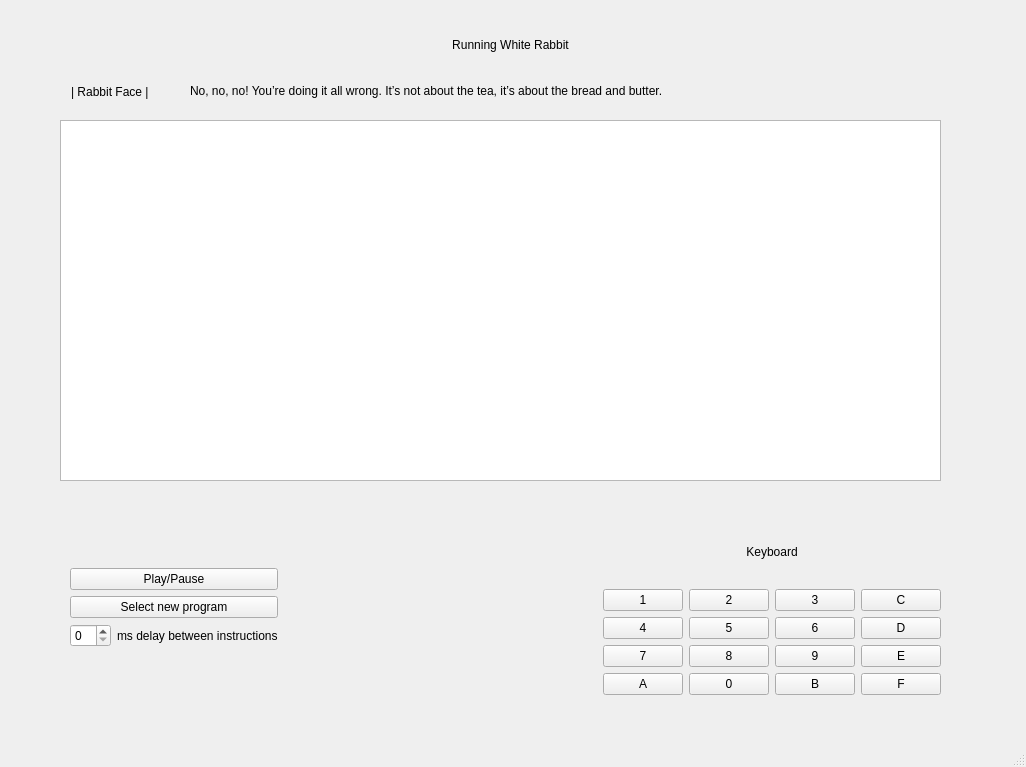
Robin-Reynard/WhiteRabbit_CHIP-8-Emulator, file WhiteRabbit/src/mainwindow.ui: the form before one commit.
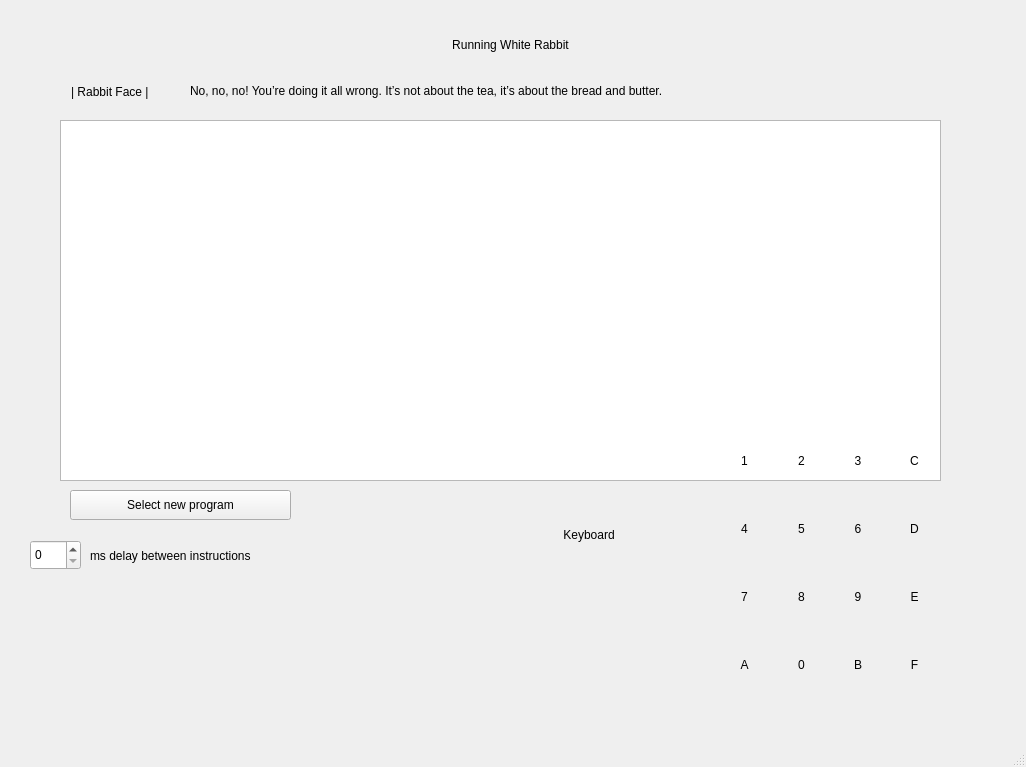
The form after the commit.

Commit message: Replace buttons with labels

```diff
--- a/WhiteRabbit/src/mainwindow.ui
+++ b/WhiteRabbit/src/mainwindow.ui
@@ -62,281 +62,248 @@
      <set>Qt::AlignCenter</set>
     </property>
    </widget>
-   <widget class="QWidget" name="layoutWidget">
+   <widget class="QLabel" name="rabbit_text_label">
     <property name="geometry">
      <rect>
-      <x>70</x>
-      <y>520</y>
-      <width>871</width>
-      <height>175</height>
+      <x>190</x>
+      <y>80</y>
+      <width>733</width>
+      <height>21</height>
      </rect>
     </property>
-    <layout class="QHBoxLayout" name="horizontalLayout_2">
-     <item>
-      <layout class="QVBoxLayout" name="verticalLayout">
-       <item>
-        <spacer name="verticalSpacer_2">
-         <property name="orientation">
-          <enum>Qt::Vertical</enum>
-         </property>
-         <property name="sizeHint" stdset="0">
-          <size>
-           <width>20</width>
-           <height>40</height>
-          </size>
-         </property>
-        </spacer>
-       </item>
-       <item>
-        <widget class="QPushButton" name="play_pause_button">
          <property name="text">
-          <string>Play/Pause</string>
-         </property>
-        </widget>
-       </item>
-       <item>
-        <widget class="QPushButton" name="select_new_program_button">
-         <property name="text">
-          <string>Select new program</string>
-         </property>
-         <property name="autoDefault">
-          <bool>false</bool>
-         </property>
-        </widget>
-       </item>
-       <item>
-        <layout class="QHBoxLayout" name="horizontalLayout_3">
-         <item>
-          <widget class="QSpinBox" name="delay_spin"/>
-         </item>
-         <item>
-          <widget class="QLabel" name="delay_label">
-           <property name="text">
-            <string>ms delay between instructions</string>
-           </property>
-          </widget>
-         </item>
-        </layout>
-       </item>
-       <item>
-        <spacer name="verticalSpacer">
-         <property name="orientation">
-          <enum>Qt::Vertical</enum>
-         </property>
-         <property name="sizeHint" stdset="0">
-          <size>
-           <width>20</width>
-           <height>40</height>
-          </size>
-         </property>
-        </spacer>
-       </item>
-      </layout>
-     </item>
-     <item>
-      <spacer name="horizontalSpacer">
-       <property name="orientation">
-        <enum>Qt::Horizontal</enum>
-       </property>
-       <property name="sizeHint" stdset="0">
-        <size>
-         <width>40</width>
-         <height>20</height>
-        </size>
-       </property>
-      </spacer>
-     </item>
-     <item>
+     <string>No, no, no! You’re doing it all wrong. It’s not about the tea, it’s about the bread and butter.</string>
+    </property>
+   </widget>
+   <widget class="QWidget" name="">
+    <property name="geometry">
+     <rect>
+      <x>719</x>
+      <y>430</y>
+      <width>221</width>
+      <height>266</height>
+     </rect>
+    </property>
       <layout class="QVBoxLayout" name="verticalLayout_2">
-       <item>
-        <widget class="QLabel" name="label_6">
-         <property name="text">
-          <string>Keyboard</string>
-         </property>
-         <property name="alignment">
-          <set>Qt::AlignCenter</set>
-         </property>
-        </widget>
-       </item>
        <item>
         <layout class="QGridLayout" name="keyboard_grid">
-         <item row="3" column="3">
-          <widget class="QPushButton" name="key_F">
+       <item row="2" column="0">
+        <widget class="QLabel" name="key_7">
            <property name="text">
-            <string>F</string>
-           </property>
-           <property name="checkable">
-            <bool>false</bool>
+          <string>7</string>
+         </property>
+         <property name="alignment">
+          <set>Qt::AlignCenter</set>
            </property>
           </widget>
          </item>
-         <item row="0" column="1">
-          <widget class="QPushButton" name="key_2">
+       <item row="3" column="2">
+        <widget class="QLabel" name="key_B">
            <property name="text">
-            <string>2</string>
-           </property>
-           <property name="checkable">
-            <bool>false</bool>
-           </property>
-          </widget>
-         </item>
-         <item row="2" column="2">
-          <widget class="QPushButton" name="key_9">
-           <property name="text">
-            <string>9</string>
-           </property>
-           <property name="checkable">
-            <bool>false</bool>
+          <string>B</string>
+         </property>
+         <property name="alignment">
+          <set>Qt::AlignCenter</set>
            </property>
           </widget>
          </item>
          <item row="0" column="2">
-          <widget class="QPushButton" name="key_3">
+        <widget class="QLabel" name="key_3">
            <property name="text">
             <string>3</string>
            </property>
-           <property name="checkable">
-            <bool>false</bool>
+         <property name="alignment">
+          <set>Qt::AlignCenter</set>
            </property>
           </widget>
          </item>
          <item row="1" column="1">
-          <widget class="QPushButton" name="key_5">
+        <widget class="QLabel" name="key_5">
            <property name="text">
             <string>5</string>
            </property>
-           <property name="checkable">
-            <bool>false</bool>
+         <property name="alignment">
+          <set>Qt::AlignCenter</set>
            </property>
           </widget>
          </item>
-         <item row="1" column="3">
-          <widget class="QPushButton" name="key_D">
+       <item row="1" column="2">
+        <widget class="QLabel" name="key_6">
            <property name="text">
-            <string>D</string>
-           </property>
-           <property name="checkable">
-            <bool>false</bool>
+          <string>6</string>
+         </property>
+         <property name="alignment">
+          <set>Qt::AlignCenter</set>
            </property>
           </widget>
          </item>
          <item row="3" column="0">
-          <widget class="QPushButton" name="key_A">
+        <widget class="QLabel" name="key_A">
            <property name="text">
             <string>A</string>
            </property>
-           <property name="checkable">
-            <bool>false</bool>
+         <property name="alignment">
+          <set>Qt::AlignCenter</set>
            </property>
           </widget>
          </item>
-         <item row="3" column="1">
-          <widget class="QPushButton" name="key_0">
+       <item row="0" column="0">
+        <widget class="QLabel" name="key_1">
            <property name="text">
-            <string>0</string>
-           </property>
-           <property name="checkable">
-            <bool>false</bool>
+          <string>1</string>
+         </property>
+         <property name="alignment">
+          <set>Qt::AlignCenter</set>
            </property>
           </widget>
          </item>
-         <item row="3" column="2">
-          <widget class="QPushButton" name="key_B">
+       <item row="2" column="2">
+        <widget class="QLabel" name="key_9">
            <property name="text">
-            <string>B</string>
-           </property>
-           <property name="checkable">
-            <bool>false</bool>
+          <string>9</string>
+         </property>
+         <property name="alignment">
+          <set>Qt::AlignCenter</set>
+         </property>
+        </widget>
+       </item>
+       <item row="1" column="0">
+        <widget class="QLabel" name="key_4">
+         <property name="text">
+          <string>4</string>
+         </property>
+         <property name="alignment">
+          <set>Qt::AlignCenter</set>
+         </property>
+        </widget>
+       </item>
+       <item row="1" column="3">
+        <widget class="QLabel" name="key_D">
+         <property name="text">
+          <string>D</string>
+         </property>
+         <property name="alignment">
+          <set>Qt::AlignCenter</set>
            </property>
           </widget>
          </item>
          <item row="2" column="1">
-          <widget class="QPushButton" name="key_8">
+        <widget class="QLabel" name="key_8">
            <property name="text">
             <string>8</string>
            </property>
-           <property name="checkable">
-            <bool>false</bool>
+         <property name="alignment">
+          <set>Qt::AlignCenter</set>
            </property>
           </widget>
          </item>
-         <item row="2" column="3">
-          <widget class="QPushButton" name="key_E">
+       <item row="3" column="1">
+        <widget class="QLabel" name="key_0">
            <property name="text">
-            <string>E</string>
-           </property>
-           <property name="checkable">
-            <bool>false</bool>
+          <string>0</string>
+         </property>
+         <property name="alignment">
+          <set>Qt::AlignCenter</set>
            </property>
           </widget>
          </item>
          <item row="0" column="3">
-          <widget class="QPushButton" name="key_C">
+        <widget class="QLabel" name="key_C">
            <property name="text">
             <string>C</string>
            </property>
-           <property name="checkable">
-            <bool>false</bool>
+         <property name="alignment">
+          <set>Qt::AlignCenter</set>
            </property>
           </widget>
          </item>
-         <item row="2" column="0">
-          <widget class="QPushButton" name="key_7">
+       <item row="0" column="1">
+        <widget class="QLabel" name="key_2">
            <property name="text">
-            <string>7</string>
-           </property>
-           <property name="checkable">
-            <bool>false</bool>
+          <string>2</string>
+         </property>
+         <property name="alignment">
+          <set>Qt::AlignCenter</set>
            </property>
           </widget>
          </item>
-         <item row="1" column="0">
-          <widget class="QPushButton" name="key_4">
+       <item row="2" column="3">
+        <widget class="QLabel" name="key_E">
            <property name="text">
-            <string>4</string>
-           </property>
-           <property name="checkable">
-            <bool>false</bool>
+          <string>E</string>
+         </property>
+         <property name="alignment">
+          <set>Qt::AlignCenter</set>
            </property>
           </widget>
          </item>
-         <item row="1" column="2">
-          <widget class="QPushButton" name="key_6">
+       <item row="3" column="3">
+        <widget class="QLabel" name="key_F">
            <property name="text">
-            <string>6</string>
-           </property>
-           <property name="checkable">
-            <bool>false</bool>
+          <string>F</string>
+         </property>
+         <property name="alignment">
+          <set>Qt::AlignCenter</set>
            </property>
           </widget>
          </item>
-         <item row="0" column="0">
-          <widget class="QPushButton" name="key_1">
+      </layout>
+     </item>
+    </layout>
+   </widget>
+   <widget class="QPushButton" name="select_new_program_button">
+    <property name="geometry">
+     <rect>
+      <x>70</x>
+      <y>490</y>
+      <width>221</width>
+      <height>30</height>
+     </rect>
+    </property>
            <property name="text">
-            <string>1</string>
-           </property>
-           <property name="checkable">
+     <string>Select new program</string>
+    </property>
+    <property name="autoDefault">
             <bool>false</bool>
            </property>
           </widget>
-         </item>
-        </layout>
-       </item>
-      </layout>
-     </item>
-    </layout>
+   <widget class="QLabel" name="delay_label">
+    <property name="geometry">
+     <rect>
+      <x>90</x>
+      <y>540</y>
+      <width>311</width>
+      <height>31</height>
+     </rect>
+    </property>
+    <property name="text">
+     <string>ms delay between instructions</string>
+    </property>
    </widget>
-   <widget class="QLabel" name="rabbit_text_label">
+   <widget class="QSpinBox" name="delay_spin">
     <property name="geometry">
      <rect>
-      <x>190</x>
-      <y>80</y>
-      <width>733</width>
-      <height>21</height>
+      <x>30</x>
+      <y>540</y>
+      <width>51</width>
+      <height>30</height>
      </rect>
     </property>
+   </widget>
+   <widget class="QLabel" name="label_6">
+    <property name="geometry">
+     <rect>
+      <x>520</x>
+      <y>470</y>
+      <width>138</width>
+      <height>129</height>
+     </rect>
+    </property>
     <property name="text">
-     <string>No, no, no! You’re doing it all wrong. It’s not about the tea, it’s about the bread and butter.</string>
+     <string>Keyboard</string>
+    </property>
+    <property name="alignment">
+     <set>Qt::AlignCenter</set>
     </property>
    </widget>
   </widget>
```
Lines whose indentation alone changed are shown as unchanged.
